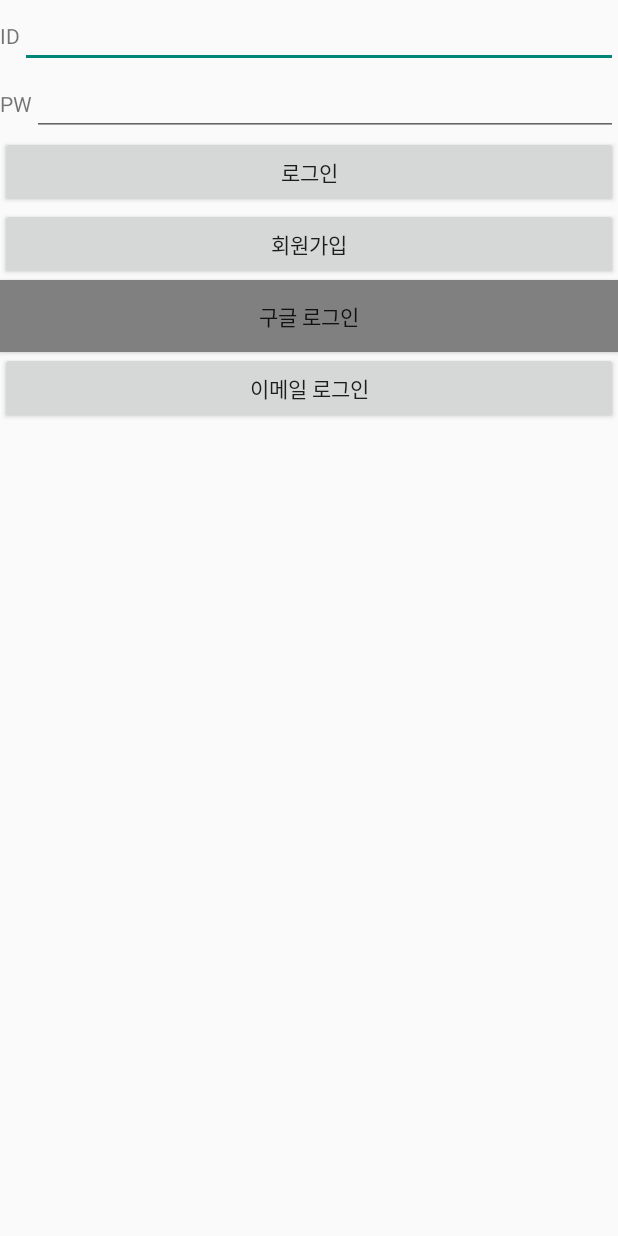
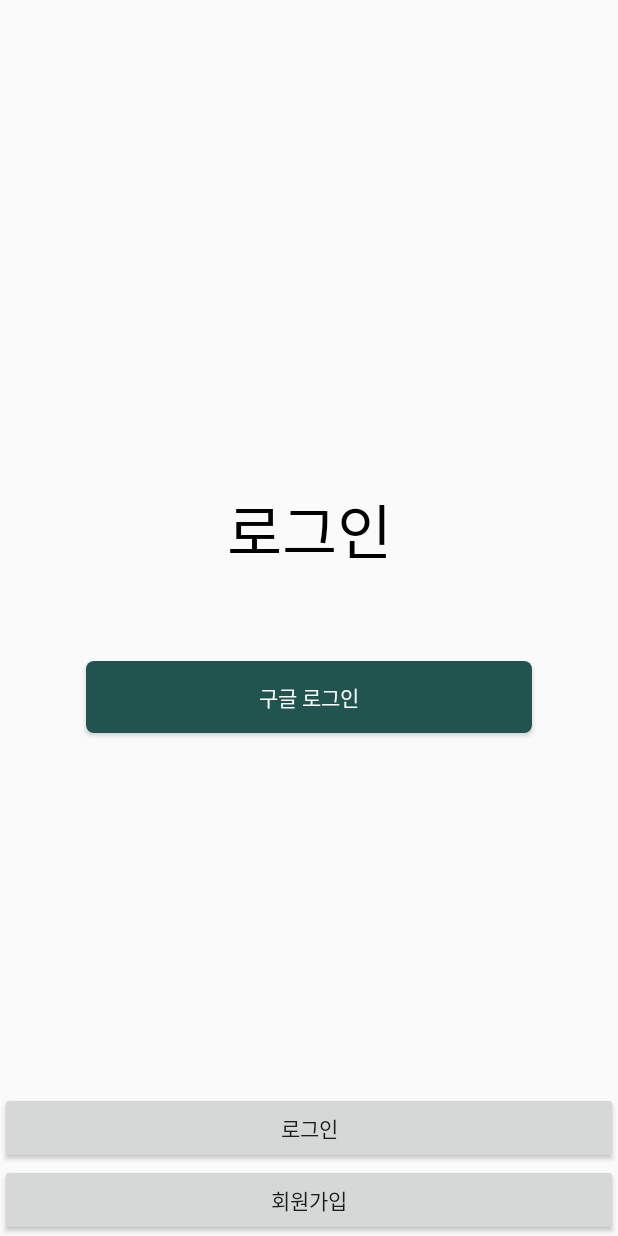
Before and after one commit to imtaejugkim/Hackathone, an Android app built with Jetpack Compose: the layout activity_start.xml on its own in the app's theme, with its tools: preview values and no code run, on a phone screen of 412 x 824 dp. Run offline under Robolectric (Android 15) with nearby library versions, the phone set to English and light mode, and no system bars.

Commit message:
08/12 업데이트
로그인 화면 조정

```diff
--- a/front/HackathoneOneBite/app/src/main/AndroidManifest.xml
+++ b/front/HackathoneOneBite/app/src/main/AndroidManifest.xml
@@ -18,6 +18,9 @@
         tools:targetApi="31">
         <activity
             android:name=".SignInActivity"
+            android:exported="false" />
+        <activity
+            android:name=".StartActivity"
             android:exported="false" />
         <activity
             android:name=".TestLoginActivity"
@@ -44,7 +47,7 @@
             android:name=".main.fragment.Main3PostingUploadActivity"
             android:exported="false" />
         <activity
-            android:name=".StartActivity"
+            android:name=".SplashActivity"
             android:exported="true"
             android:label="@string/app_name">
             <intent-filter>
--- a/front/HackathoneOneBite/app/src/main/java/com/example/hackathoneonebite/SplashActivity.kt
+++ b/front/HackathoneOneBite/app/src/main/java/com/example/hackathoneonebite/SplashActivity.kt
@@ -30,9 +30,9 @@ class SplashActivity : AppCompatActivity() {
         binding.splashLogo.startAnimation(animation)
 
         Handler(Looper.getMainLooper()).postDelayed({
-            val intent = Intent(this, MainFrameActivity::class.java)
+            val intent = Intent(this, StartActivity::class.java)
             startActivity(intent)
             finish()  // 현재 액티비티 종료
-        }, 1300L)
+        }, 1100L)
     }
 }
--- a/front/HackathoneOneBite/app/src/main/java/com/example/hackathoneonebite/StartActivity.kt
+++ b/front/HackathoneOneBite/app/src/main/java/com/example/hackathoneonebite/StartActivity.kt
@@ -66,20 +66,9 @@ class StartActivity : ComponentActivity() {
         super.onCreate(savedInstanceState)
         binding = ActivityStartBinding.inflate(layoutInflater)
         setContentView(binding.root)
-
-        btnEmail = binding.btmEmail
         btnGoogle = binding.btnGoogle
 
         auth = FirebaseAuth.getInstance()
-        btnEmail.setOnClickListener {
-            val strEmail = binding.userID.toString()
-            val strPwd = binding.userPW.toString()
-            try{
-                //signAndSignUp(strEmail, strPwd)
-            } catch (e:java.lang.Exception) {
-                Toast.makeText(this, "아이디와 비밀번호를 제대로 입력하세요.", Toast.LENGTH_SHORT).show()
-            }
-        }
 
         btnGoogle.setOnClickListener {
             googleLogin()
--- a/front/HackathoneOneBite/app/src/main/res/layout/activity_start.xml
+++ b/front/HackathoneOneBite/app/src/main/res/layout/activity_start.xml
@@ -1,55 +1,49 @@
 <?xml version="1.0" encoding="utf-8"?>
-<LinearLayout xmlns:android="http://schemas.android.com/apk/res/android"
+<androidx.constraintlayout.widget.ConstraintLayout xmlns:android="http://schemas.android.com/apk/res/android"
+    xmlns:app="http://schemas.android.com/apk/res-auto"
     android:orientation="vertical"
     android:layout_width="match_parent"
     android:layout_height="match_parent">
 
-    <LinearLayout
+    <View
+        android:id="@+id/centerEmptyView"
+        android:layout_width="match_parent"
+        android:layout_height="0dp"
+        app:layout_constraintHeight_percent="0.07"
+        app:layout_constraintTop_toTopOf="parent"
+        app:layout_constraintBottom_toBottomOf="parent"/>
+    <TextView
         android:layout_width="match_parent"
         android:layout_height="wrap_content"
-        android:orientation="horizontal">
-        <TextView
-            android:layout_width="wrap_content"
-            android:layout_height="wrap_content"
-            android:text="ID"/>
-        <EditText
-            android:id="@+id/userID"
-            android:layout_width="match_parent"
-            android:layout_height="wrap_content"/>
-    </LinearLayout>
-    <LinearLayout
-        android:layout_width="match_parent"
+        app:layout_constraintBottom_toTopOf="@id/centerEmptyView"
+        android:gravity="center"
+        android:text="로그인"
+        android:textSize="40sp"
+        android:textColor="@color/black"
+        android:fontFamily="@font/font_bold"/>
+    <Button
+        android:id="@+id/btnGoogle"
+        android:layout_width="0dp"
         android:layout_height="wrap_content"
-        android:orientation="horizontal">
-        <TextView
-            android:layout_width="wrap_content"
-            android:layout_height="wrap_content"
-            android:text="PW"/>
-        <EditText
-            android:inputType="textPassword"
-            android:id="@+id/userPW"
-            android:layout_width="match_parent"
-            android:layout_height="wrap_content"/>
-    </LinearLayout>
+        app:layout_constraintWidth_percent="0.722"
+        android:background="@drawable/background_round_border"
+        app:layout_constraintTop_toBottomOf="@id/centerEmptyView"
+        app:layout_constraintStart_toStartOf="parent"
+        app:layout_constraintEnd_toEndOf="parent"
+        android:fontFamily="@font/font_bold"
+        android:textColor="@color/white"
+        android:textSize="14sp"
+        android:text="구글 로그인"/>
     <Button
         android:id="@+id/loginBtn"
         android:layout_width="match_parent"
         android:layout_height="wrap_content"
-        android:text="로그인"/>
+        android:text="로그인"
+        app:layout_constraintBottom_toTopOf="@id/singInBtn"/>
     <Button
         android:id="@+id/singInBtn"
         android:layout_width="match_parent"
         android:layout_height="wrap_content"
-        android:text="회원가입"/>
-    <Button
-        android:id="@+id/btnGoogle"
-        android:layout_width="match_parent"
-        android:layout_height="wrap_content"
-        android:background="@color/gray"
-        android:text="구글 로그인"/>
-    <Button
-        android:id="@+id/btmEmail"
-        android:layout_width="match_parent"
-        android:layout_height="wrap_content"
-        android:text="이메일 로그인"/>
-</LinearLayout>
+        android:text="회원가입"
+        app:layout_constraintBottom_toBottomOf="parent"/>
+</androidx.constraintlayout.widget.ConstraintLayout>
```
